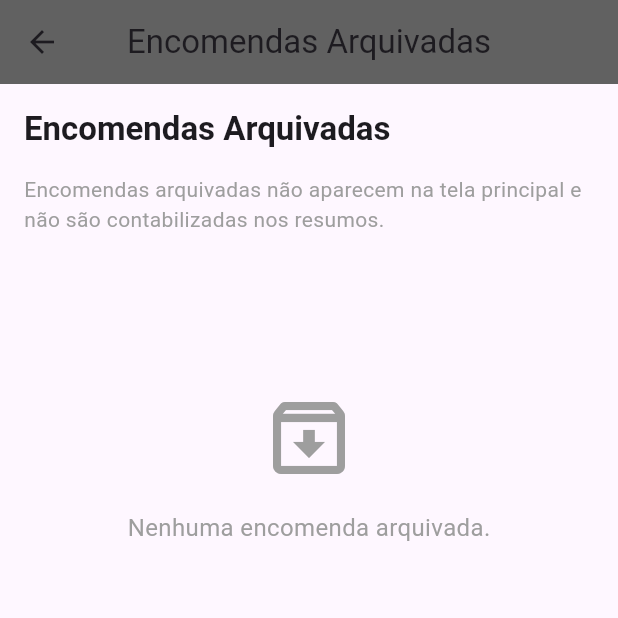
After one commit to bryan2772/apprastreadorencomenda, a Flutter app: the screen it shows after launch, after a tap on the "menu" icon, after a tap on "Arquivados", on a phone screen of 412 x 824 dp, the top half of it. The commit adds this screen. Run offline on Flutter 3.47's test engine with Material 3 defaults, Android fonts, the phone set to English and light mode, and no system bars; our stand-ins replace flutter_dotenv, sqflite, sqflite_common_ffi; accounts and stored records are empty.

Commit message:
adiçao_arquuivados

```diff
--- a/lib/models/encomenda.dart
+++ b/lib/models/encomenda.dart
@@ -5,6 +5,7 @@ class Encomenda {
   final String transportadora;
   String status; // Agora não é final
   final String? dataCriacao;
+  bool arquivada; // Novo campo
 
   Encomenda({
     this.id,
@@ -13,6 +14,7 @@ class Encomenda {
     required this.transportadora,
     required this.status,
     required this.dataCriacao,
+    this.arquivada = false, // Por padrão, não arquivada
   });
 
   // Método factory para criar uma instância de Encomenda a partir de um JSON
@@ -24,6 +26,7 @@ class Encomenda {
       transportadora: json['transportadora'],
       status: json['status'],
       dataCriacao: json['dataCriacao'],
+      arquivada: json['arquivada'] == 1, // Convertendo de inteiro para bool
     );
   }
 
@@ -36,6 +39,7 @@ class Encomenda {
       'transportadora': transportadora,
       'status': status,
       'dataCriacao': dataCriacao,
+      'arquivada': arquivada ? 1 : 0, // No SQLite, usamos 0 e 1 para booleanos
     };
   }
 }
--- /dev/null
+++ b/lib/screens/archived_encomendas_screen.dart
@@ -0,0 +1,225 @@
+import 'package:flutter/material.dart';
+import '../models/encomenda.dart';
+import '../services/database_helper.dart';
+import 'detalhes_encomenda_screen.dart';
+
+class ArchivedEncomendasScreen extends StatefulWidget {
+  const ArchivedEncomendasScreen({super.key});
+
+  @override
+  ArchivedEncomendasScreenState createState() =>
+      ArchivedEncomendasScreenState();
+}
+
+class ArchivedEncomendasScreenState extends State<ArchivedEncomendasScreen> {
+  List<Encomenda> _encomendasArquivadas = [];
+
+  @override
+  void initState() {
+    super.initState();
+    _carregarEncomendasArquivadas();
+  }
+
+  Future<void> _carregarEncomendasArquivadas() async {
+    final encomendas =
+        await DatabaseHelper.instance.listarEncomendasArquivadas();
+    setState(() {
+      _encomendasArquivadas = encomendas;
+    });
+  }
+
+  void _desarquivarEncomenda(int id) async {
+    await DatabaseHelper.instance.desarquivarEncomenda(id);
+    _carregarEncomendasArquivadas();
+    ScaffoldMessenger.of(context).showSnackBar(
+      const SnackBar(content: Text('Encomenda desarquivada!')),
+    );
+  }
+
+  void _deletarEncomenda(int id) async {
+    bool confirmado = await showDialog(
+      context: context,
+      builder: (context) => AlertDialog(
+        title: const Text('Confirmar exclusão'),
+        content: const Text(
+            'Tem certeza que deseja excluir esta encomenda permanentemente?'),
+        actions: [
+          TextButton(
+            onPressed: () => Navigator.of(context).pop(false),
+            child: const Text('Cancelar'),
+          ),
+          TextButton(
+            onPressed: () => Navigator.of(context).pop(true),
+            child: const Text('Excluir', style: TextStyle(color: Colors.red)),
+          ),
+        ],
+      ),
+    );
+
+    if (confirmado == true) {
+      await DatabaseHelper.instance.deletarEncomenda(id);
+      _carregarEncomendasArquivadas();
+      ScaffoldMessenger.of(context).showSnackBar(
+        const SnackBar(content: Text('Encomenda excluída permanentemente!')),
+      );
+    }
+  }
+
+  void _abrirDetalhes(Encomenda encomenda) async {
+    await Navigator.push(
+      context,
+      MaterialPageRoute(
+        builder: (context) => DetalhesEncomendaScreen(encomenda: encomenda),
+      ),
+    );
+    _carregarEncomendasArquivadas();
+  }
+
+  @override
+  Widget build(BuildContext context) {
+    final theme = Theme.of(context);
+
+    return Scaffold(
+      appBar: AppBar(
+        title: const Text('Encomendas Arquivadas'),
+        backgroundColor: Colors.grey[700],
+        elevation: 0,
+        centerTitle: true,
+      ),
+      body: RefreshIndicator(
+        onRefresh: _carregarEncomendasArquivadas,
+        child: SingleChildScrollView(
+          physics: const AlwaysScrollableScrollPhysics(),
+          padding: const EdgeInsets.all(16),
+          child: Column(
+            crossAxisAlignment: CrossAxisAlignment.start,
+            children: [
+              Text(
+                'Encomendas Arquivadas',
+                style: theme.textTheme.titleLarge?.copyWith(
+                  fontWeight: FontWeight.bold,
+                ),
+              ),
+              const SizedBox(height: 16),
+              const Text(
+                'Encomendas arquivadas não aparecem na tela principal e não são contabilizadas nos resumos.',
+                style: TextStyle(color: Colors.grey, fontSize: 14),
+              ),
+              const SizedBox(height: 24),
+              if (_encomendasArquivadas.isEmpty)
+                const Center(
+                  child: Padding(
+                    padding: EdgeInsets.only(top: 80),
+                    child: Column(
+                      children: [
+                        Icon(Icons.archive_outlined,
+                            size: 64, color: Colors.grey),
+                        SizedBox(height: 16),
+                        Text(
+                          'Nenhuma encomenda arquivada.',
+                          style: TextStyle(color: Colors.grey, fontSize: 16),
+                        ),
+                      ],
+                    ),
+                  ),
+                )
+              else
+                Column(
+                  children: _encomendasArquivadas.map((encomenda) {
+                    return Dismissible(
+                      key: Key('archived_${encomenda.id}'),
+                      direction: DismissDirection.horizontal,
+                      background: Container(
+                        alignment: Alignment.centerLeft,
+                        padding: const EdgeInsets.symmetric(horizontal: 20),
+                        color: Colors.green,
+                        child: const Row(
+                          children: [
+                            Icon(Icons.unarchive, color: Colors.white),
+                            SizedBox(width: 8),
+                            Text('Desarquivar',
+                                style: TextStyle(color: Colors.white)),
+                          ],
+                        ),
+                      ),
+                      secondaryBackground: Container(
+                        alignment: Alignment.centerRight,
+                        padding: const EdgeInsets.symmetric(horizontal: 20),
+                        color: Colors.red,
+                        child: const Row(
+                          mainAxisAlignment: MainAxisAlignment.end,
+                          children: [
+                            Text('Excluir',
+                                style: TextStyle(color: Colors.white)),
+                            SizedBox(width: 8),
+                            Icon(Icons.delete_forever, color: Colors.white),
+                          ],
+                        ),
+                      ),
+                      onDismissed: (direction) {
+                        if (direction == DismissDirection.startToEnd) {
+                          _desarquivarEncomenda(encomenda.id!);
+                        } else {
+                          _deletarEncomenda(encomenda.id!);
+                        }
+                      },
+                      child: Card(
+                        shape: RoundedRectangleBorder(
+                          borderRadius: BorderRadius.circular(16),
+                          side: BorderSide(color: Colors.grey.shade300),
+                        ),
+                        elevation: 1,
+                        margin: const EdgeInsets.only(bottom: 12),
+                        child: ListTile(
+                          contentPadding: const EdgeInsets.symmetric(
+                            horizontal: 16,
+                            vertical: 8,
+                          ),
+                          leading: CircleAvatar(
+                            backgroundColor: Colors.grey.shade300,
+                            child:
+                                const Icon(Icons.archive, color: Colors.grey),
+                          ),
+                          title: Text(
+                            encomenda.nome,
+                            style: const TextStyle(fontWeight: FontWeight.w600),
+                          ),
+                          subtitle: Text(
+                            'Código: ${encomenda.codigoRastreio}\nStatus: ${encomenda.status}',
+                            style: TextStyle(
+                              color: Colors.grey.shade700,
+                              height: 1.4,
+                            ),
+                          ),
+                          trailing: Row(
+                            mainAxisSize: MainAxisSize.min,
+                            children: [
+                              IconButton(
+                                icon: const Icon(Icons.unarchive,
+                                    color: Colors.green),
+                                onPressed: () =>
+                                    _desarquivarEncomenda(encomenda.id!),
+                                tooltip: 'Desarquivar',
+                              ),
+                              IconButton(
+                                icon: const Icon(Icons.delete_forever,
+                                    color: Colors.red),
+                                onPressed: () =>
+                                    _deletarEncomenda(encomenda.id!),
+                                tooltip: 'Excluir permanentemente',
+                              ),
+                            ],
+                          ),
+                          onTap: () => _abrirDetalhes(encomenda),
+                        ),
+                      ),
+                    );
+                  }).toList(),
+                ),
+            ],
+          ),
+        ),
+      ),
+    );
+  }
+}
--- a/lib/screens/home_screen.dart
+++ b/lib/screens/home_screen.dart
@@ -3,6 +3,7 @@ import '../models/encomenda.dart';
 import '../services/database_helper.dart';
 import 'add_encomenda_screen.dart';
 import 'detalhes_encomenda_screen.dart';
+import 'archived_encomendas_screen.dart';
 
 class HomeScreen extends StatefulWidget {
   const HomeScreen({super.key});
@@ -20,8 +21,10 @@ class HomeScreenState extends State<HomeScreen> {
     _carregarEncomendas();
   }
 
+  // No método _carregarEncomendas, use o novo método:
   Future<void> _carregarEncomendas() async {
-    final encomendas = await DatabaseHelper.instance.listarEncomendas();
+    final encomendas =
+        await DatabaseHelper.instance.listarEncomendasNaoArquivadas();
     setState(() {
       _encomendas = encomendas;
     });
@@ -51,6 +54,15 @@ class HomeScreenState extends State<HomeScreen> {
   void _deletarEncomenda(int id) async {
     await DatabaseHelper.instance.deletarEncomenda(id);
     _carregarEncomendas();
+  }
+
+// Adicione o método para arquivar encomendas:
+  void _arquivarEncomenda(int id) async {
+    await DatabaseHelper.instance.arquivarEncomenda(id);
+    _carregarEncomendas();
+    ScaffoldMessenger.of(context).showSnackBar(
+      const SnackBar(content: Text('Encomenda arquivada!')),
+    );
   }
 
   @override
@@ -120,10 +132,17 @@ class HomeScreenState extends State<HomeScreen> {
                 Navigator.pop(context);
               },
             ),
+            // No Drawer, atualize o item "arquivados":
             ListTile(
-              title: const Text('arquivados'),
+              title: const Text('Arquivados'),
+              leading: const Icon(Icons.archive),
               onTap: () {
                 Navigator.pop(context);
+                Navigator.push(
+                  context,
+                  MaterialPageRoute(
+                      builder: (context) => const ArchivedEncomendasScreen()),
+                );
               },
             ),
           ],
@@ -187,10 +206,19 @@ class HomeScreenState extends State<HomeScreen> {
                       background: Container(
                         alignment: Alignment.centerRight,
                         padding: const EdgeInsets.symmetric(horizontal: 20),
-                        color: Colors.redAccent,
-                        child: const Icon(Icons.delete, color: Colors.white),
+                        color: Colors
+                            .orange, // Mudei a cor para laranja (arquivar)
+                        child: const Row(
+                          mainAxisAlignment: MainAxisAlignment.end,
+                          children: [
+                            Text('Arquivar',
+                                style: TextStyle(color: Colors.white)),
+                            SizedBox(width: 8),
+                            Icon(Icons.archive, color: Colors.white),
+                          ],
+                        ),
                       ),
-                      onDismissed: (_) => _deletarEncomenda(encomenda.id!),
+                      onDismissed: (_) => _arquivarEncomenda(encomenda.id!),
                       child: Card(
                         shape: RoundedRectangleBorder(
                             borderRadius: BorderRadius.circular(16)),
@@ -213,14 +241,15 @@ class HomeScreenState extends State<HomeScreen> {
                             style: TextStyle(
                                 color: Colors.grey.shade700, height: 1.4),
                           ),
-                          // CORREÇÃO: Removido o trailing duplicado
+                          // No trailing do ListTile, substitua o botão de deletar por arquivar:
                           trailing: Row(
                             mainAxisSize: MainAxisSize.min,
                             children: [
                               IconButton(
-                                icon: Icon(Icons.delete, color: Colors.red),
+                                icon: Icon(Icons.archive, color: Colors.orange),
                                 onPressed: () =>
-                                    _deletarEncomenda(encomenda.id!),
+                                    _arquivarEncomenda(encomenda.id!),
+                                tooltip: 'Arquivar encomenda',
                               ),
                               Icon(Icons.chevron_right, color: Colors.grey),
                             ],
--- a/lib/services/database_helper.dart
+++ b/lib/services/database_helper.dart
@@ -2,7 +2,6 @@ import 'package:sqflite/sqflite.dart';
 import 'package:path/path.dart';
 //import 'package:path_provider/path_provider.dart';
 import '../models/encomenda.dart';
-
 
 class DatabaseHelper {
   static final DatabaseHelper instance = DatabaseHelper._init();
@@ -22,11 +21,11 @@ class DatabaseHelper {
 
     return await openDatabase(
       path,
-    version: 1,
+      version: 2,
       onCreate: _createDB,
+      onUpgrade: _onUpgrade, // Adicione esta linha
     );
   }
-
 
   Future<void> _createDB(Database db, int version) async {
     await db.execute('''
@@ -36,9 +35,19 @@ class DatabaseHelper {
         codigoRastreio TEXT NOT NULL,
         transportadora TEXT NOT NULL,
         status TEXT NOT NULL,
-        dataCriacao TEXT NOT NULL
+        dataCriacao TEXT NOT NULL,
+        arquivada INTEGER NOT NULL DEFAULT 0
       )
     ''');
+  }
+
+// E adicione o método onUpgrade:
+  static Future<void> _onUpgrade(
+      Database db, int oldVersion, int newVersion) async {
+    if (oldVersion < 2) {
+      await db.execute(
+          'ALTER TABLE encomendas ADD COLUMN arquivada INTEGER NOT NULL DEFAULT 0');
+    }
   }
 
   Future<int> inserirEncomenda(Encomenda encomenda) async {
@@ -51,11 +60,56 @@ class DatabaseHelper {
     );
   }
 
-
   Future<List<Encomenda>> listarEncomendas() async {
     final db = await instance.database;
     final result = await db.query('encomendas');
     return result.map((json) => Encomenda.fromJson(json)).toList();
+  }
+
+// Listar encomendas não arquivadas (para a tela principal)
+  Future<List<Encomenda>> listarEncomendasNaoArquivadas() async {
+    final db = await database;
+    final result = await db.query(
+      'encomendas',
+      where: 'arquivada = ?',
+      whereArgs: [0],
+      orderBy: 'id DESC',
+    );
+    return result.map((json) => Encomenda.fromJson(json)).toList();
+  }
+
+  // Método para arquivar uma encomenda
+  Future<int> arquivarEncomenda(int id) async {
+    final db = await database;
+    return await db.update(
+      'encomendas',
+      {'arquivada': 1},
+      where: 'id = ?',
+      whereArgs: [id],
+    );
+  }
+
+// Listar encomendas arquivadas
+  Future<List<Encomenda>> listarEncomendasArquivadas() async {
+    final db = await database;
+    final result = await db.query(
+      'encomendas',
+      where: 'arquivada = ?',
+      whereArgs: [1],
+      orderBy: 'id DESC',
+    );
+    return result.map((json) => Encomenda.fromJson(json)).toList();
+  }
+
+  // Método para desarquivar uma encomenda
+  Future<int> desarquivarEncomenda(int id) async {
+    final db = await database;
+    return await db.update(
+      'encomendas',
+      {'arquivada': 0},
+      where: 'id = ?',
+      whereArgs: [id],
+    );
   }
 
   Future<int> deletarEncomenda(int id) async {
@@ -72,6 +126,4 @@ class DatabaseHelper {
       whereArgs: [id],
     );
   }
-
-
 }
```
Lines whose indentation alone changed are shown as unchanged.
